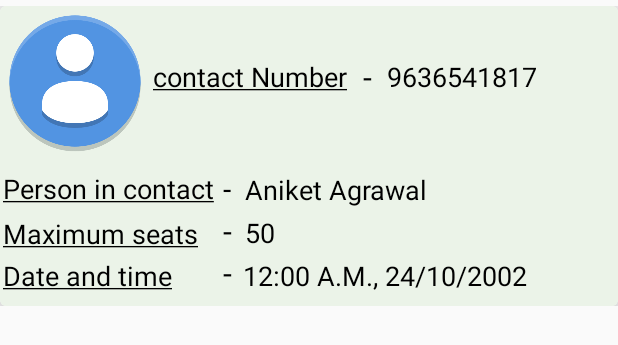
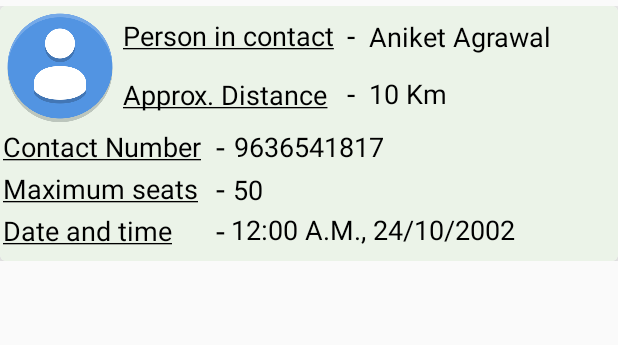
Before and after one commit to aniket-agrawal/goCorona, an Android app: the layout received_req_card.xml on its own in the app's theme, with its tools: preview values and no code run, on a phone screen of 412 x 824 dp. Shown: the top 345 px of the screen. Run offline under Robolectric (Android 15) with nearby library versions, the phone set to English and light mode, and no system bars.

Commit message:
card complete

```diff
--- a/app/src/main/java/com/example/login/ui/gallery/GalleryFragment.java
+++ b/app/src/main/java/com/example/login/ui/gallery/GalleryFragment.java
@@ -43,8 +43,7 @@ public class GalleryFragment extends Fragment {
     private ArrayList<String> profileNameList= new ArrayList<>();
     private ArrayList<String> seatList= new ArrayList<>();
     private ArrayList<String> dateandtimeList= new ArrayList<>();
-    private ArrayList<Double> latList= new ArrayList<>();
-    private ArrayList<Double> langList= new ArrayList<>();
+    private ArrayList<Double> distanceList= new ArrayList<>();
     private ArrayList<String> profileNumberList= new ArrayList<>();
     private ArrayList<String> idList= new ArrayList<>();
 
@@ -68,6 +67,7 @@ public class GalleryFragment extends Fragment {
                     seatList.clear();
                     dateandtimeList.clear();
                     idList.clear();
+                    distanceList.clear();
                     Iterable<DataSnapshot> snapshotIterator = dataSnapshot.getChildren();
                     Iterator<DataSnapshot> iterator = snapshotIterator.iterator();
 
@@ -87,6 +87,9 @@ public class GalleryFragment extends Fragment {
                                     time = '0' + time;
                                 }
                                 String seat = dataSnapshot1.child("Number of People valid").getValue().toString();
+                                double clat = dataSnapshot1.child("latitude").getValue(double.class);
+                                double clang = dataSnapshot1.child("longitude").getValue(double.class);
+                                double  distance = distcheck(finalLatitude,clat,finalLongitude,clang);
                                 calForDate = Calendar.getInstance();
                                 curentDateFormat = new SimpleDateFormat("dd/MM/yyyy") ;
                                 currentDate=curentDateFormat.format(calForDate.getTime());
@@ -95,12 +98,15 @@ public class GalleryFragment extends Fragment {
                                 currentTime=currentTimeFormat.format(calForTime.getTime());
                                 //System.out.println(currentTime);
                                 if(check(date,currentDate,time,currentTime)) {
+                                    if(distance<=10) {
+                                        distanceList.add(distance);
                                         idList.add(id);
                                         seatList.add(seat);
                                         dateandtimeList.add(time + ", " + date);
                                         profileNameList.add(name);
                                         profileNumberList.add(phone);
                                         initReceivedRecyclerView();
+                                    }
                                 }
 
                             }
@@ -229,16 +235,21 @@ public class GalleryFragment extends Fragment {
         int month = Integer.parseInt(date.substring(3,5)), cmonth = Integer.parseInt(cdate.substring(3,5));
         if(cmonth>month) return false;
         if(month>cmonth) return true;
-        int d = Integer.parseInt(date.substring(0,2)), cd = Integer.parseInt(date.substring(0,2));
+        int d = Integer.parseInt(date.substring(0,2)), cd = Integer.parseInt(cdate.substring(0,2));
         if(cd>d) return false;
         if(d>cd) return true;
         if((ctime.charAt(6)=='P' || ctime.charAt(6)=='p') && (time.charAt(6)=='A' || time.charAt(6)=='a')) return false;
-        if((time.charAt(6)=='P' || time.charAt(6)=='p') && (ctime.charAt(6)=='A' || ctime.charAt(6)=='a')) return false;
-        int hour = Integer.parseInt(time.substring(0,2)), chour = Integer.parseInt(time.substring(0,2));
+        if((time.charAt(6)=='P' || time.charAt(6)=='p') && (ctime.charAt(6)=='A' || ctime.charAt(6)=='a')) return true;
+        int hour = Integer.parseInt(time.substring(0,2)), chour = Integer.parseInt(ctime.substring(0,2));
         if(chour>hour) return false;
         if(hour>chour) return true;
-        int min = Integer.parseInt(time.substring(3,5)), cmin = Integer.parseInt(time.substring(3,5));
+        int min = Integer.parseInt(time.substring(3,5)), cmin = Integer.parseInt(ctime.substring(3,5));
         return cmin <= min;
     }
 
+    public double distcheck(double clat,double slat, double clang, double slang){
+        return 0;
     }
+
+
+}
--- a/app/src/main/res/layout/received_req_card.xml
+++ b/app/src/main/res/layout/received_req_card.xml
@@ -10,7 +10,7 @@
 
     <androidx.cardview.widget.CardView
         android:layout_width="match_parent"
-        android:layout_height="200dp"
+        android:layout_height="170dp"
         android:layout_centerHorizontal="true"
         android:elevation="10dp"
         android:translationZ="15dp"
@@ -22,7 +22,7 @@
         <androidx.constraintlayout.widget.ConstraintLayout
             android:id="@+id/profileCard"
             android:layout_width="match_parent"
-            android:layout_height="200dp"
+            android:layout_height="match_parent"
             android:background="#EBF3E8">
 
 
@@ -35,15 +35,15 @@
                 android:textSize="21sp"
                 app:layout_constraintBottom_toBottomOf="parent"
                 app:layout_constraintEnd_toEndOf="parent"
-                app:layout_constraintHorizontal_bias="0.052"
+                app:layout_constraintHorizontal_bias="0.029"
                 app:layout_constraintStart_toEndOf="@+id/textView16"
                 app:layout_constraintTop_toTopOf="parent"
-                app:layout_constraintVertical_bias="0.191" />
+                app:layout_constraintVertical_bias="0.563" />
 
             <de.hdodenhof.circleimageview.CircleImageView
                 android:id="@+id/profileImage"
-                android:layout_width="100dp"
-                android:layout_height="100dp"
+                android:layout_width="80dp"
+                android:layout_height="80dp"
                 android:background="@drawable/avatardefault_92824"
                 android:foregroundGravity="center_vertical"
                 app:layout_constraintBottom_toBottomOf="parent"
@@ -59,6 +59,7 @@
                 android:layout_width="wrap_content"
                 android:layout_height="wrap_content"
                 android:layout_centerHorizontal="true"
+                android:layout_marginStart="80dp"
                 android:padding="2dp"
                 android:text="@string/person_in_contact"
                 android:textColor="#000"
@@ -69,7 +70,25 @@
                 app:layout_constraintRight_toRightOf="parent"
                 app:layout_constraintStart_toStartOf="parent"
                 app:layout_constraintTop_toTopOf="parent"
-                app:layout_constraintVertical_bias="0.62835" />
+                app:layout_constraintVertical_bias="0.04" />
+
+
+            <TextView
+                android:layout_width="wrap_content"
+                android:layout_height="wrap_content"
+                android:layout_centerHorizontal="true"
+                android:layout_marginStart="80dp"
+                android:padding="2dp"
+                android:text="@string/approx_distance"
+                android:textColor="#000"
+                android:textSize="18sp"
+                app:layout_constraintBottom_toBottomOf="parent"
+                app:layout_constraintHorizontal_bias="0.0"
+                app:layout_constraintLeft_toRightOf="@id/profileImage"
+                app:layout_constraintRight_toRightOf="parent"
+                app:layout_constraintStart_toStartOf="parent"
+                app:layout_constraintTop_toTopOf="parent"
+                app:layout_constraintVertical_bias="0.316" />
 
             <TextView
                 android:id="@+id/textView11"
@@ -80,12 +99,27 @@
                 android:textSize="20sp"
                 app:layout_constraintBottom_toBottomOf="parent"
                 app:layout_constraintEnd_toEndOf="parent"
-                app:layout_constraintHorizontal_bias="0.015"
+                app:layout_constraintHorizontal_bias="0.038"
                 app:layout_constraintStart_toEndOf="@+id/textView15"
                 app:layout_constraintTop_toTopOf="parent"
-                app:layout_constraintVertical_bias="0.627" />
+                app:layout_constraintVertical_bias="0.041" />
+
 
             <TextView
+                android:layout_width="wrap_content"
+                android:layout_height="wrap_content"
+                android:text="-"
+                android:textColor="#000000"
+                android:textSize="20sp"
+                app:layout_constraintBottom_toBottomOf="parent"
+                app:layout_constraintEnd_toEndOf="parent"
+                app:layout_constraintHorizontal_bias="0.038"
+                app:layout_constraintStart_toEndOf="@+id/textView15"
+                app:layout_constraintTop_toTopOf="parent"
+                app:layout_constraintVertical_bias="0.314" />
+
+            <TextView
+                android:id="@+id/textView19"
                 android:layout_width="wrap_content"
                 android:layout_height="wrap_content"
                 android:text="-"
@@ -93,12 +127,13 @@
                 android:textSize="21sp"
                 app:layout_constraintBottom_toBottomOf="parent"
                 app:layout_constraintEnd_toEndOf="parent"
-                app:layout_constraintHorizontal_bias="0.015"
-                app:layout_constraintStart_toEndOf="@+id/textView15"
+                app:layout_constraintHorizontal_bias="0.029"
+                app:layout_constraintStart_toEndOf="@+id/textView16"
                 app:layout_constraintTop_toTopOf="parent"
-                app:layout_constraintVertical_bias="0.953" />
+                app:layout_constraintVertical_bias="0.957" />
 
             <TextView
+                android:id="@+id/textView18"
                 android:layout_width="wrap_content"
                 android:layout_height="wrap_content"
                 android:text="-"
@@ -106,10 +141,10 @@
                 android:textSize="21sp"
                 app:layout_constraintBottom_toBottomOf="parent"
                 app:layout_constraintEnd_toEndOf="parent"
-                app:layout_constraintHorizontal_bias="0.015"
-                app:layout_constraintStart_toEndOf="@+id/textView15"
+                app:layout_constraintHorizontal_bias="0.029"
+                app:layout_constraintStart_toEndOf="@+id/textView16"
                 app:layout_constraintTop_toTopOf="parent"
-                app:layout_constraintVertical_bias="0.79" />
+                app:layout_constraintVertical_bias="0.76" />
 
             <TextView
                 android:id="@+id/name"
@@ -127,7 +162,25 @@
                 app:layout_constraintRight_toRightOf="parent"
                 app:layout_constraintStart_toEndOf="@+id/textView11"
                 app:layout_constraintTop_toTopOf="parent"
-                app:layout_constraintVertical_bias="0.631" />
+                app:layout_constraintVertical_bias="0.045" />
+
+            <TextView
+                android:id="@+id/distance"
+                android:layout_width="wrap_content"
+                android:layout_height="wrap_content"
+                android:layout_centerHorizontal="true"
+                android:layout_marginStart="8dp"
+                android:padding="1dp"
+                android:text="10 Km"
+                android:textColor="#000"
+                android:textSize="18sp"
+                app:layout_constraintBottom_toBottomOf="parent"
+                app:layout_constraintHorizontal_bias="0.0"
+                app:layout_constraintLeft_toRightOf="@id/profileImage"
+                app:layout_constraintRight_toRightOf="parent"
+                app:layout_constraintStart_toEndOf="@+id/textView11"
+                app:layout_constraintTop_toTopOf="parent"
+                app:layout_constraintVertical_bias="0.312" />
 
             <TextView
                 android:id="@+id/textView14"
@@ -144,25 +197,23 @@
                 app:layout_constraintRight_toRightOf="parent"
                 app:layout_constraintStart_toStartOf="parent"
                 app:layout_constraintTop_toTopOf="parent"
-                app:layout_constraintVertical_bias="0.801" />
+                app:layout_constraintVertical_bias="0.76" />
 
             <TextView
                 android:id="@+id/seat"
                 android:layout_width="wrap_content"
                 android:layout_height="wrap_content"
                 android:layout_centerHorizontal="true"
-                android:layout_marginStart="8dp"
+                android:layout_marginStart="4dp"
                 android:padding="1dp"
                 android:text="50"
                 android:textColor="#000"
                 android:textSize="18sp"
                 app:layout_constraintBottom_toBottomOf="parent"
-                app:layout_constraintHorizontal_bias="0.0"
-                app:layout_constraintLeft_toRightOf="@id/profileImage"
                 app:layout_constraintRight_toRightOf="parent"
-                app:layout_constraintStart_toEndOf="@+id/textView11"
+                app:layout_constraintStart_toEndOf="@+id/textView18"
                 app:layout_constraintTop_toTopOf="parent"
-                app:layout_constraintVertical_bias="0.795" />
+                app:layout_constraintVertical_bias="0.763" />
 
             <TextView
                 android:layout_width="wrap_content"
@@ -178,31 +229,29 @@
                 app:layout_constraintRight_toRightOf="parent"
                 app:layout_constraintStart_toStartOf="parent"
                 app:layout_constraintTop_toTopOf="parent"
-                app:layout_constraintVertical_bias="0.964" />
+                app:layout_constraintVertical_bias="0.957" />
 
             <TextView
                 android:id="@+id/dateandtime"
                 android:layout_width="wrap_content"
                 android:layout_height="wrap_content"
                 android:layout_centerHorizontal="true"
-                android:layout_marginStart="8dp"
+                android:layout_marginStart="4dp"
+                android:layout_marginRight="48dp"
                 android:text="12:00 A.M., 24/10/2002"
                 android:textColor="#000"
                 android:textSize="18sp"
                 app:layout_constraintBottom_toBottomOf="parent"
-                app:layout_constraintHorizontal_bias="0.0"
-                app:layout_constraintLeft_toRightOf="@id/profileImage"
                 app:layout_constraintRight_toRightOf="parent"
-                app:layout_constraintStart_toEndOf="@+id/textView11"
+                app:layout_constraintStart_toEndOf="@+id/textView19"
                 app:layout_constraintTop_toTopOf="parent"
-                app:layout_constraintVertical_bias="0.953" />
+                app:layout_constraintVertical_bias="0.94" />
 
             <TextView
                 android:id="@+id/textView16"
                 android:layout_width="wrap_content"
                 android:layout_height="wrap_content"
                 android:layout_centerHorizontal="true"
-                android:layout_marginStart="100dp"
                 android:padding="2dp"
                 android:text="@string/contact_number"
                 android:textColor="#000"
@@ -213,14 +262,14 @@
                 app:layout_constraintRight_toRightOf="parent"
                 app:layout_constraintStart_toStartOf="parent"
                 app:layout_constraintTop_toTopOf="parent"
-                app:layout_constraintVertical_bias="0.192" />
+                app:layout_constraintVertical_bias="0.563" />
 
             <TextView
                 android:id="@+id/phonenumber"
                 android:layout_width="wrap_content"
                 android:layout_height="wrap_content"
                 android:layout_centerHorizontal="true"
-                android:layout_marginStart="8dp"
+                android:layout_marginStart="4dp"
                 android:padding="2dp"
                 android:text="9636541817"
                 android:textColor="#000"
@@ -229,7 +278,7 @@
                 app:layout_constraintRight_toRightOf="parent"
                 app:layout_constraintStart_toEndOf="@+id/textView13"
                 app:layout_constraintTop_toTopOf="parent"
-                app:layout_constraintVertical_bias="0.191" />
+                app:layout_constraintVertical_bias="0.563" />
 
             <TextView
                 android:id="@+id/id"
--- a/app/src/main/res/values/strings.xml
+++ b/app/src/main/res/values/strings.xml
@@ -25,9 +25,10 @@
     <string name="person_in_contact"><u>Person in contact</u></string>
     <string name="maximum_seats"><u>Maximum seats</u></string>
     <string name="date_and_time"><u>Date and time</u></string>
-    <string name="contact_number"><u>contact Number</u></string>
+    <string name="contact_number"><u>Contact Number</u></string>
     <string name="description"><u>Description</u></string>
     <string name="location"><u>Location</u></string>
+    <string name="approx_distance"><u>Approx. Distance</u></string>
 
     <string-array name="typeoffeedback">
 
```
Lines whose indentation alone changed are shown as unchanged.
